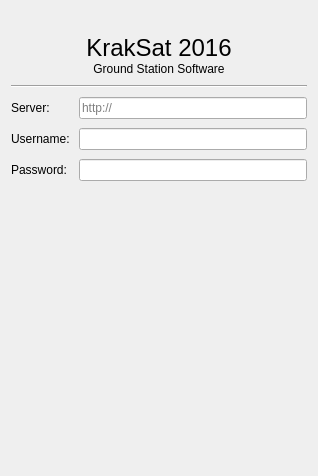
The window that app/ui/login.ui (KrakSat-2016/kraksat-receiver) describes before a commit, drawn with Qt 5.
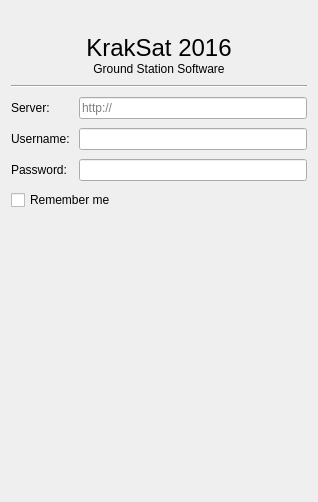
The same window after the commit. Icons and pictures are not drawn.

Commit message: Add Remember me option to login dialog

What changed in the file:
```diff
--- a/app/ui/login.ui
+++ b/app/ui/login.ui
@@ -7,7 +7,7 @@
     <x>0</x>
     <y>0</y>
     <width>318</width>
-    <height>476</height>
+    <height>502</height>
    </rect>
   </property>
   <property name="windowTitle">
@@ -110,6 +110,13 @@
      </item>
     </layout>
    </item>
+   <item>
+    <widget class="QCheckBox" name="rememberCheckBox">
+     <property name="text">
+      <string>Remember me</string>
+     </property>
+    </widget>
+   </item>
    <item>
     <spacer name="verticalSpacer">
      <property name="orientation">
```
The commit also changes 3 other files.
